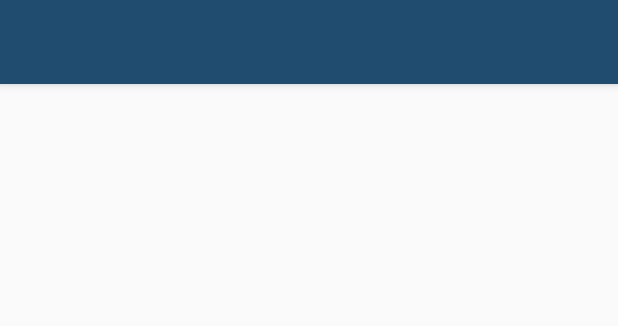
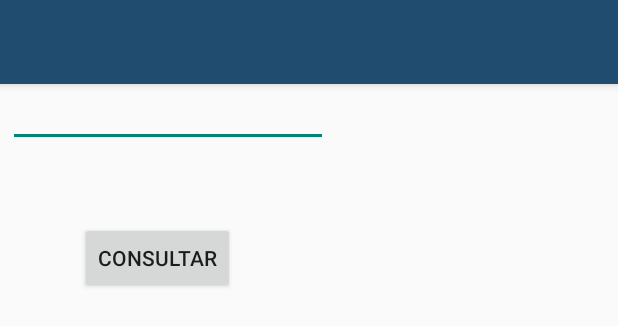
Before and after one commit to clavicusoft/rallygeologico-android, an Android app: the layout activity_game.xml on its own in the app's theme, with its tools: preview values and no code run, on a phone screen of 412 x 824 dp. Shown: the top 326 px of the screen. Run offline under Robolectric (Android 15) with nearby library versions, the phone set to English and light mode, and no system bars.

Commit message:
Conexión BD

```diff
--- a/app/src/main/res/layout/activity_game.xml
+++ b/app/src/main/res/layout/activity_game.xml
@@ -22,4 +22,39 @@
         app:headerLayout="@layout/navigation_header"
         app:menu="@menu/navigation_menu" />
 
+    <RelativeLayout xmlns:android="http://schemas.android.com/apk/res/android"
+        xmlns:tools="http://schemas.android.com/tools" android:layout_width="match_parent"
+        android:layout_height="match_parent" android:paddingLeft="5dp"
+        android:paddingRight="5dp"
+        android:paddingTop="5dp"
+        android:paddingBottom="5dp"
+        tools:context=".MainActivity"
+        android:id="@+id/myrl">
+
+        <EditText
+            android:layout_width="wrap_content"
+            android:layout_height="wrap_content"
+            android:inputType="textPersonName"
+            android:ems="10"
+            android:id="@+id/equipo"
+            android:layout_alignParentTop="true"
+            android:layout_marginTop="47dp" />
+
+
+        <Button
+            android:layout_width="wrap_content"
+            android:layout_height="wrap_content"
+            android:text="Consultar"
+            android:id="@+id/btnLogin"
+            android:layout_below="@+id/equipo"
+            android:layout_alignParentLeft="true"
+            android:layout_alignParentStart="true"
+            android:layout_marginLeft="48dp"
+            android:layout_marginStart="48dp"
+            android:layout_marginTop="50dp"
+            android:onClick="OnQuery"/>
+    </RelativeLayout>
+
+
+
 </android.support.v4.widget.DrawerLayout>
```
Also changed, not shown: app/src/main/AndroidManifest.xml (+2 -6 lines), app/src/main/java/com/rallygeologico/BackgroundWorker.java (added, +85 -0 lines), app/src/main/java/com/rallygeologico/GameActivity.java (+11 -0 lines).
